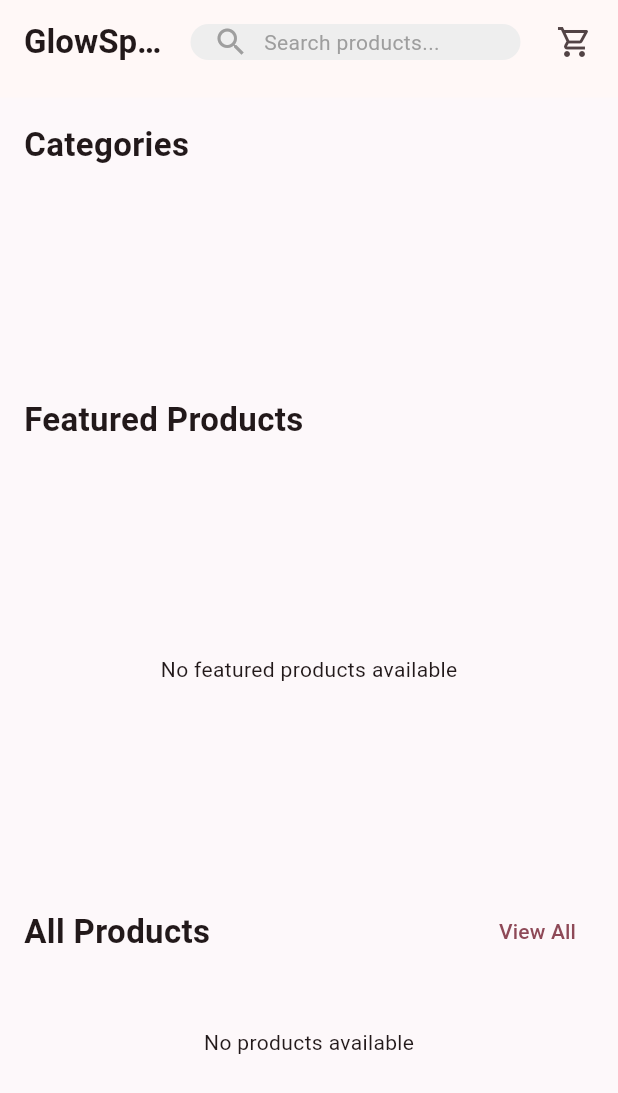
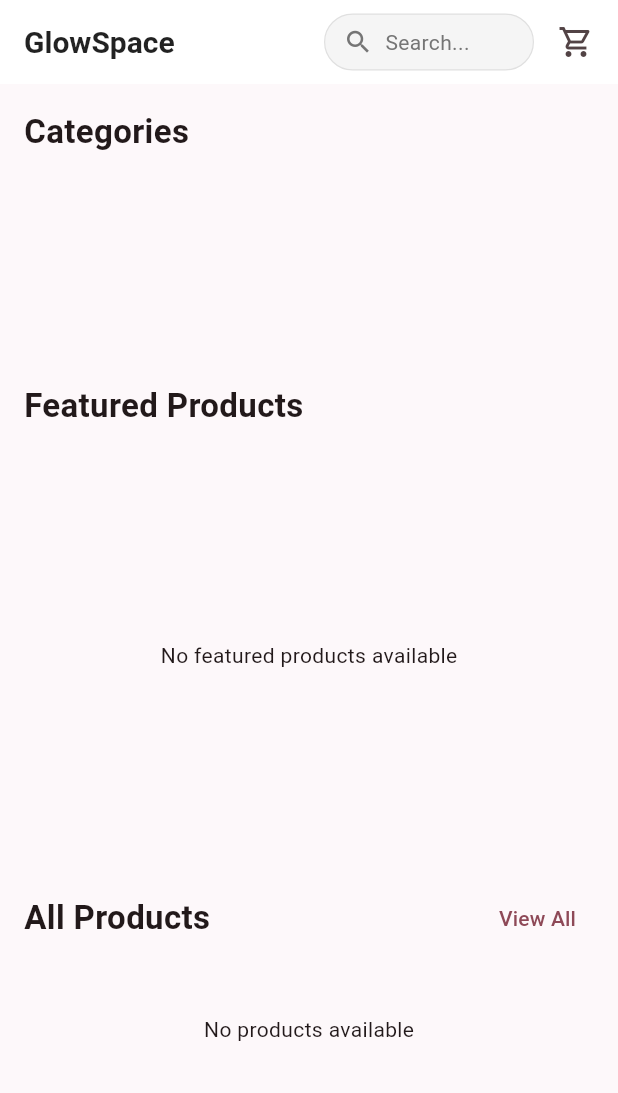
Before and after one commit to AnujaRashmika/GlowSpace, a Flutter app: the screen it shows after launch, on a phone screen of 412 x 824 dp. Shown: the top 1093 px of the screen. Run offline on Flutter 3.47's test engine with Material 3 defaults, Android fonts, the phone set to English and light mode, and no system bars; our stand-ins replace cached_network_image, carousel_slider, cloud_firestore, firebase_core, shimmer; accounts and stored records are empty.

Commit message:
upgrade ui of header and product details for web

```diff
--- a/lib/widgets/common_app_bar.dart
+++ b/lib/widgets/common_app_bar.dart
@@ -1,10 +1,7 @@
 import 'package:flutter/material.dart';
-
 import '../screens/search/search_screen.dart';
 
-class CommonAppBar extends StatelessWidget
-    implements PreferredSizeWidget {
-
+class CommonAppBar extends StatelessWidget implements PreferredSizeWidget {
   final String title;
   final bool showBackButton;
 
@@ -15,109 +12,84 @@ class CommonAppBar extends StatelessWidget
   });
 
   @override
-  Size get preferredSize => const Size.fromHeight(65);
+  Size get preferredSize => const Size.fromHeight(kToolbarHeight);
 
   @override
   Widget build(BuildContext context) {
+    final screenWidth = MediaQuery.of(context).size.width;
+    final isMobile = screenWidth < 600;
 
     return AppBar(
-
       automaticallyImplyLeading: false,
-
+      elevation: 0.5,
+      backgroundColor: Colors.white,
+      surfaceTintColor: Colors.transparent,
       leading: showBackButton
           ? IconButton(
-        icon: const Icon(Icons.arrow_back),
+        icon: const Icon(Icons.arrow_back_ios_new, size: 20),
         onPressed: () => Navigator.pop(context),
       )
           : null,
-
       title: Text(
         title,
         style: const TextStyle(
           fontWeight: FontWeight.bold,
+          fontSize: 20,
+          color: Colors.black87,
         ),
       ),
-
       actions: [
-
+        // Search bar
         GestureDetector(
-
-          onTap: (){
-
+          onTap: () {
             Navigator.push(
-
               context,
-
               MaterialPageRoute(
                 builder: (_) => const SearchScreen(),
               ),
-
             );
-
           },
-
           child: Container(
-
-            width: 220,
-
-            margin: const EdgeInsets.symmetric(
-              vertical: 10,
+            width: isMobile ? 140 : 220,
+            height: 38,
+            margin: const EdgeInsets.symmetric(vertical: 8, horizontal: 4),
+            padding: const EdgeInsets.symmetric(horizontal: 12),
+            decoration: BoxDecoration(
+              color: Colors.grey.shade100,
+              borderRadius: BorderRadius.circular(20),
+              border: Border.all(color: Colors.grey.shade300, width: 0.8),
             ),
-
-            padding: const EdgeInsets.symmetric(
-              horizontal: 15,
-            ),
-
-            decoration: BoxDecoration(
-
-              color: Colors.grey.shade200,
-
-              borderRadius: BorderRadius.circular(30),
-
-            ),
-
-            child: const Row(
-
+            child: Row(
               children: [
-
                 Icon(
                   Icons.search,
-                  color: Colors.grey,
+                  color: Colors.grey.shade600,
+                  size: 20,
                 ),
-
-                SizedBox(width: 10),
-
-                Text(
-                  "Search products...",
-                  style: TextStyle(
-                    color: Colors.grey,
+                const SizedBox(width: 8),
+                Expanded(
+                  child: Text(
+                    isMobile ? "Search..." : "Search products...",
+                    style: TextStyle(
+                      color: Colors.grey.shade600,
+                      fontSize: 14,
+                    ),
+                    overflow: TextOverflow.ellipsis,
                   ),
                 ),
-
               ],
-
             ),
-
           ),
-
         ),
 
-        const SizedBox(width: 12),
-
+        // Cart icon
         IconButton(
-
           onPressed: () {},
-
           icon: const Icon(Icons.shopping_cart_outlined),
-
+          tooltip: 'Cart',
         ),
-
-        const SizedBox(width: 5),
-
+        const SizedBox(width: 4),
       ],
-
     );
-
   }
-
 }
```
Also changed, not shown: lib/screens/products/product_details.dart (+120 -15 lines).
